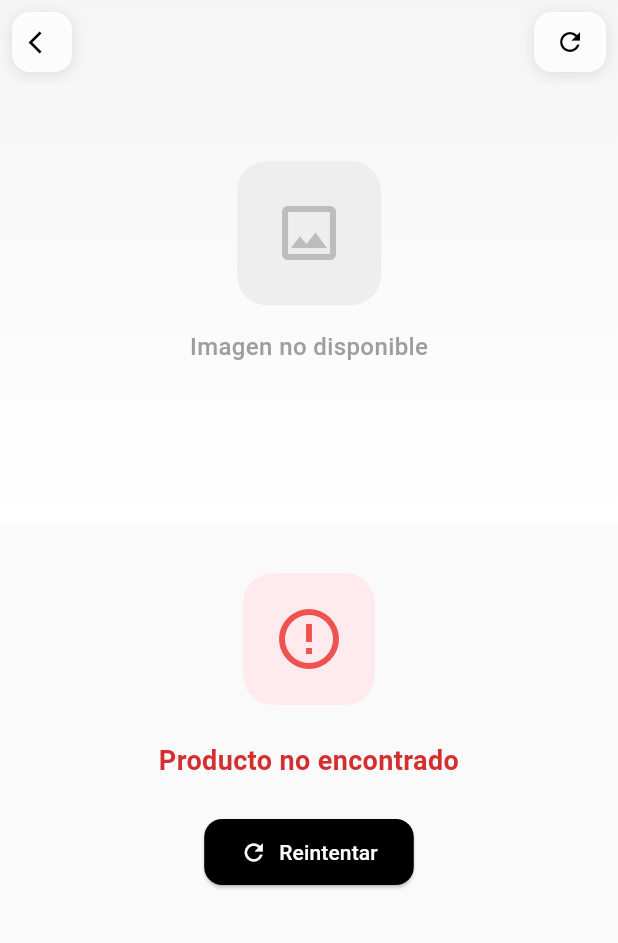
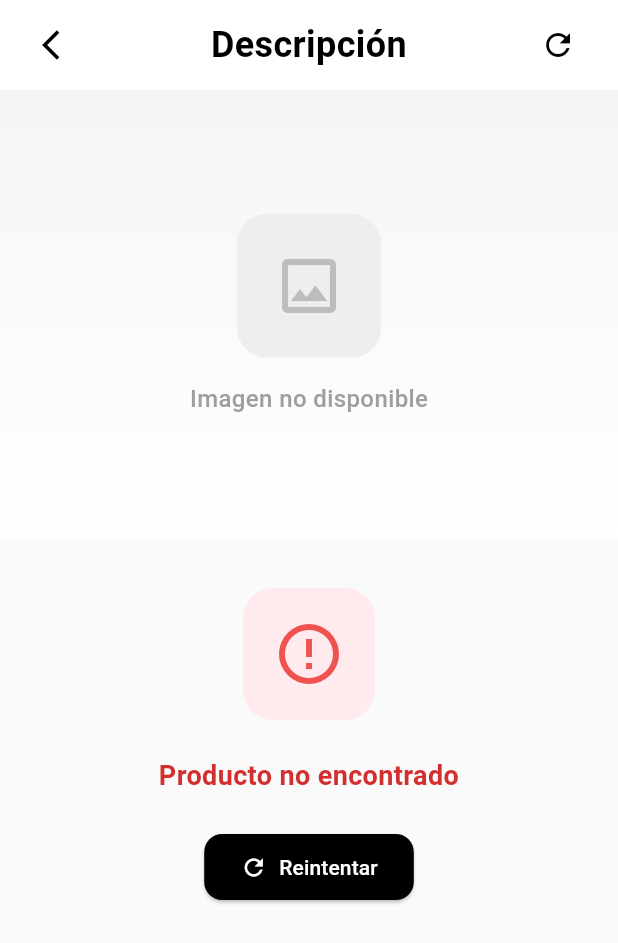
Before and after one commit to Irene-Sinclair/Proyecto_CodeCats_PrograMovil, a Flutter app: the ProductDescription screen opened directly with empty values, on a phone screen of 412 x 824 dp. Shown: the top 943 px of the screen. Run offline on Flutter 3.47's test engine with Material 3 defaults, Android fonts, the phone set to English and light mode, and no system bars; our stand-ins replace cloud_firestore, firebase_auth, firebase_core, firebase_storage, image_picker, shared_preferences; accounts and stored records are empty; statements that could not run were skipped.

Commit message:
Se le agrego titulo a la pantalla de Descripcion

```diff
--- a/lib/Catalogo/descripcion.dart
+++ b/lib/Catalogo/descripcion.dart
@@ -152,7 +152,51 @@ class _ProductDescriptionState extends State<ProductDescription> {
   Widget build(BuildContext context) {
     return Scaffold(
       backgroundColor: Colors.grey[50],
-      body: CustomScrollView(
+      body: Column(
+        children: [
+          // Contenedor blanco para el header
+          Container(
+            color: Colors.white,
+            child: SafeArea(
+              child: Container(
+                height: 60,
+                padding: EdgeInsets.symmetric(horizontal: 16),
+                child: Row(
+                  children: [
+                    // Botón de regresar
+                    IconButton(
+                      icon: Icon(
+                        Icons.arrow_back_ios,
+                        color: Colors.black,
+                        size: 24,
+                      ),
+                      onPressed: () => Navigator.pop(context),
+                    ),
+                    // Título centrado
+                    Expanded(
+                      child: Text(
+                        'Descripción',
+                        textAlign: TextAlign.center,
+                        style: TextStyle(
+                          color: Colors.black,
+                          fontSize: 24,
+                          fontWeight: FontWeight.w600,
+                        ),
+                      ),
+                    ),
+                    // Botón de refrescar
+                    IconButton(
+                      icon: Icon(Icons.refresh, color: Colors.black, size: 24),
+                      onPressed: _loadProductData,
+                    ),
+                  ],
+                ),
+              ),
+            ),
+          ),
+          // Contenido principal
+          Expanded(
+            child: CustomScrollView(
               slivers: [
                 _buildSliverAppBar(),
                 SliverToBoxAdapter(
@@ -163,6 +207,9 @@ class _ProductDescriptionState extends State<ProductDescription> {
                       : productData == null
                       ? _buildEmptyState()
                       : _buildProductContent(),
+                ),
+              ],
+            ),
           ),
         ],
       ),
@@ -177,49 +224,12 @@ class _ProductDescriptionState extends State<ProductDescription> {
     final String imageUrl = productData?['imagen'] ?? '';
 
     return SliverAppBar(
-      expandedHeight: 350,
+      expandedHeight: 300,
       floating: false,
-      pinned: true,
+      pinned: false,
       elevation: 0,
-      backgroundColor: Colors.white,
-      leading: Container(
-        margin: EdgeInsets.all(8),
-        decoration: BoxDecoration(
-          color: Colors.white.withOpacity(0.9),
-          borderRadius: BorderRadius.circular(12),
-          boxShadow: [
-            BoxShadow(
-              color: Colors.black.withOpacity(0.1),
-              blurRadius: 8,
-              offset: Offset(0, 2),
-            ),
-          ],
-        ),
-        child: IconButton(
-          icon: Icon(Icons.arrow_back_ios, color: Colors.black, size: 18),
-          onPressed: () => Navigator.pop(context),
-        ),
-      ),
-      actions: [
-        Container(
-          margin: EdgeInsets.all(8),
-          decoration: BoxDecoration(
-            color: Colors.white.withOpacity(0.9),
-            borderRadius: BorderRadius.circular(12),
-            boxShadow: [
-              BoxShadow(
-                color: Colors.black.withOpacity(0.1),
-                blurRadius: 8,
-                offset: Offset(0, 2),
-              ),
-            ],
-          ),
-          child: IconButton(
-            icon: Icon(Icons.refresh, color: Colors.black, size: 20),
-            onPressed: _loadProductData,
-          ),
-        ),
-      ],
+      backgroundColor: Colors.transparent,
+      automaticallyImplyLeading: false,
       flexibleSpace: FlexibleSpaceBar(
         background: Container(
           decoration: BoxDecoration(
```
Lines whose indentation alone changed are shown as unchanged.
